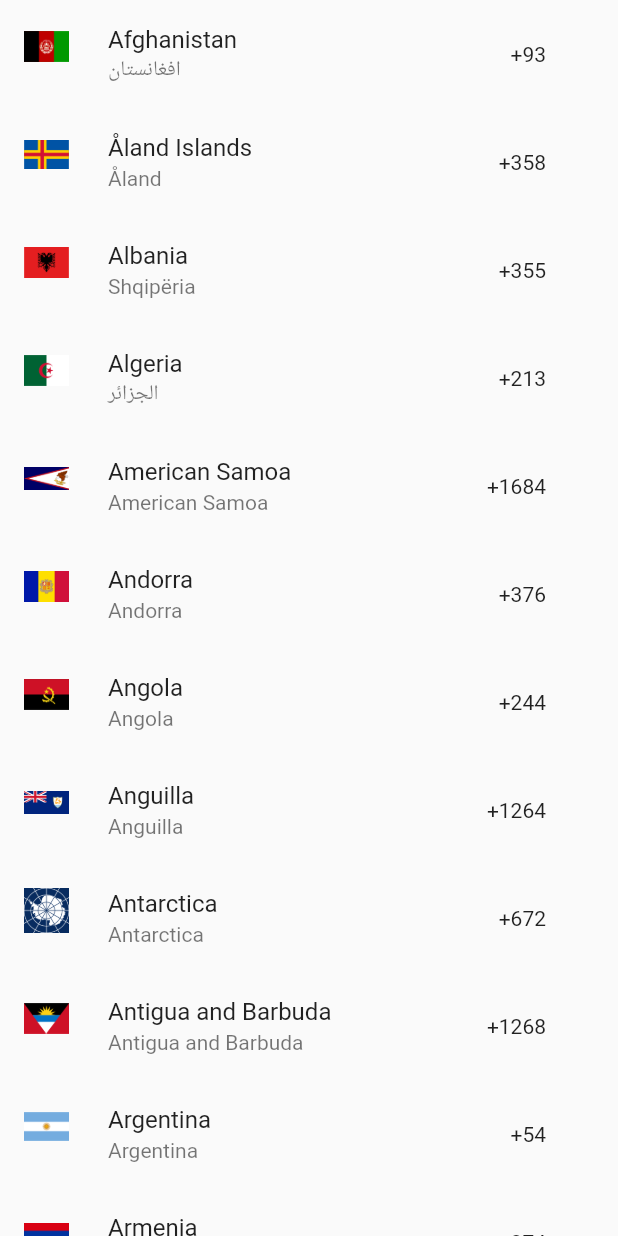
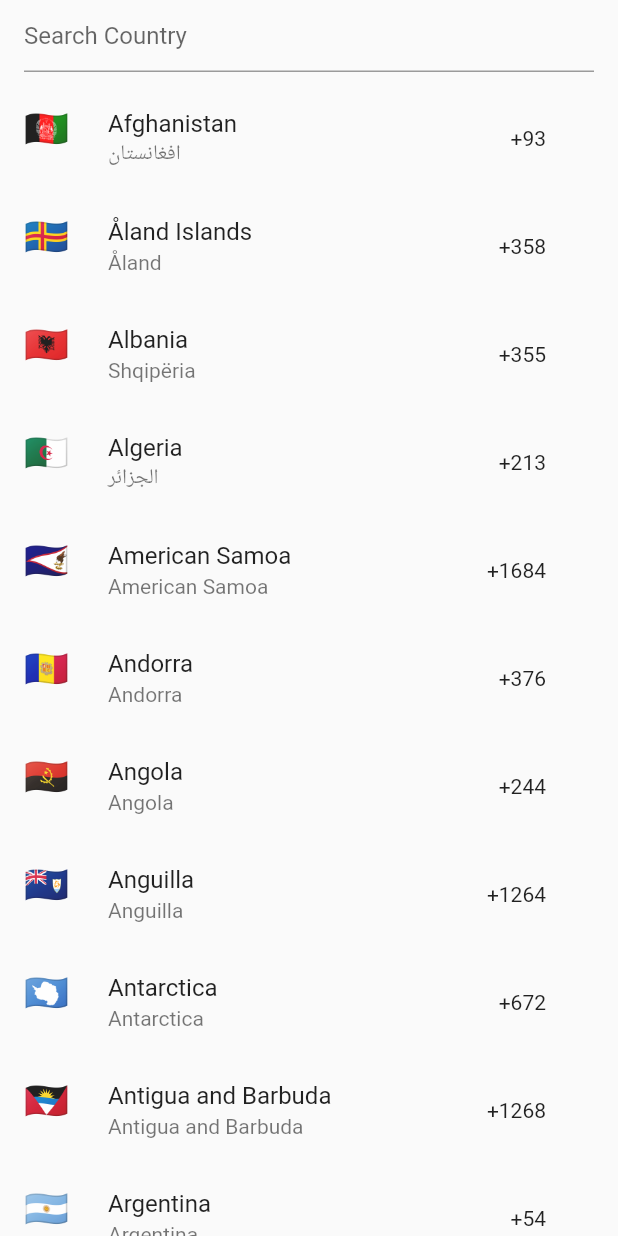
Before and after one commit to CDebayan/country_picker_flutter, a Flutter app: the screen it shows after launch, on a phone screen of 412 x 824 dp. Run offline on Flutter 3.47's test engine with Material 2 defaults, Android fonts, the phone set to English and light mode, and no system bars.

Commit message:
changes to bloc pattern, show list filter list

```diff
--- /dev/null
+++ b/lib/bloc/country_list_bloc.dart
@@ -0,0 +1,44 @@
+import 'dart:async';
+
+import 'package:countrypickerflutter/bloc/country_list_event.dart';
+import 'package:countrypickerflutter/bloc/country_list_state.dart';
+import 'package:countrypickerflutter/country_list.dart';
+import 'package:countrypickerflutter/country_model.dart';
+
+class CountryListBloc {
+  final _countryListStateController = StreamController<CountryListState>();
+  final _countryListEventController = StreamController<CountryListEvent>();
+  List<CountryModel> _countryList;
+
+  Stream<CountryListState> get stateController =>
+      _countryListStateController.stream;
+
+  Sink<CountryListEvent> get eventController =>
+      _countryListEventController.sink;
+
+  CountryListBloc() {
+    _countryListEventController.stream.listen(_mapEventToState);
+  }
+
+  void _mapEventToState(CountryListEvent event) async {
+    if (event is FetchCountryList) {
+      List<CountryModel> _list =
+          listOfCountries.map((json) => CountryModel.fromJson(json)).toList();
+      _countryList = _list;
+      _countryListStateController.sink.add(LoadedState(_list));
+    } else if (event is SearchCountry) {
+      var _filteredList = _countryList.where((element) {
+        String name = element.name;
+        String code = element.callingCodes;
+        return name.toLowerCase().contains(event.text.toLowerCase()) ||
+            code.toLowerCase().contains(event.text.toLowerCase());
+      }).toList();
+      _countryListStateController.sink.add(LoadedState(_filteredList));
+    }
+  }
+
+  void dispose() {
+    _countryListStateController.close();
+    _countryListEventController.close();
+  }
+}
--- /dev/null
+++ b/lib/bloc/country_list_event.dart
@@ -0,0 +1,9 @@
+abstract class CountryListEvent{}
+
+class FetchCountryList extends CountryListEvent{}
+
+class SearchCountry extends CountryListEvent{
+  final String text;
+
+  SearchCountry(this.text);
+}
--- /dev/null
+++ b/lib/bloc/country_list_state.dart
@@ -0,0 +1,13 @@
+import 'package:countrypickerflutter/country_model.dart';
+
+abstract class CountryListState{}
+
+class InitialState extends CountryListState{}
+
+class LoadingState extends CountryListState{}
+
+class LoadedState extends CountryListState{
+  List<CountryModel> countryList;
+
+  LoadedState(this.countryList);
+}
--- a/lib/country_picker.dart
+++ b/lib/country_picker.dart
@@ -1,47 +1,70 @@
+import 'package:countrypickerflutter/bloc/country_list_bloc.dart';
+import 'package:countrypickerflutter/bloc/country_list_event.dart';
+import 'package:countrypickerflutter/bloc/country_list_state.dart';
 import 'package:countrypickerflutter/country_list.dart';
 import 'package:countrypickerflutter/country_model.dart';
+import 'package:countrypickerflutter/functionality.dart';
 import 'package:flutter/material.dart';
-import 'package:flutter_svg/svg.dart';
 
 class CountryPicker extends StatefulWidget {
   @override
   _CountryPickerState createState() => _CountryPickerState();
 }
 
-class _CountryPickerState extends State<CountryPicker> {
-  List<CountryModel> countryList;
+class _CountryPickerState extends State<CountryPicker> with Functionality {
+
+  CountryListBloc _bloc;
 
   @override
   void initState() {
     super.initState();
-    countryList =
-        listOfCountries.map((json) => CountryModel.fromJson(json)).toList();
+    _bloc = CountryListBloc();
+  _bloc.eventController.add(FetchCountryList());
   }
 
   @override
   Widget build(BuildContext context) {
     return Scaffold(
-      body: ListView.builder(
-          itemCount: countryList.length,
+      body: SafeArea(
+        child: Column(
+          children: <Widget>[
+            _buildSearchBar(),
+            Expanded(
+              child: _buildCountryList(),
+            ),
+          ],
+        ),
+      ),
+    );
+  }
+
+  Widget _buildCountryList() {
+    return StreamBuilder<CountryListState>(
+        stream: _bloc.stateController,
+        builder: (context, snapshot) {
+          if(snapshot.data is LoadedState){
+            LoadedState data = snapshot.data;
+            return ListView.builder(
+                itemCount: data.countryList.length,
                 itemBuilder: (_, index) {
                   return ListTile(
-              leading: Image.asset(
-                "flags/${countryList[index].alpha2Code.toLowerCase()}.png",
-                height: 30,
-                width: 30,
+                    leading: Text(
+                      codeToCountryEmoji(data.countryList[index].alpha2Code),
+                      style: TextStyle(fontSize: 24),
                     ),
-              title: Text(countryList[index].name),
-              subtitle: Text(countryList[index].nativeName),
+                    title: Text(data.countryList[index].name),
+                    subtitle: Text(data.countryList[index].nativeName),
                     trailing: Row(
                       mainAxisSize: MainAxisSize.min,
                       children: <Widget>[
                         Text(
-                    "+${countryList[index].callingCodes}",
+                          "+${data.countryList[index].callingCodes}",
                         ),
                         SizedBox(
                           width: 8,
                         ),
-                  (countryList[index].isSelected == null || !countryList[index].isSelected)
+                        (data.countryList[index].isSelected == null ||
+                            !data.countryList[index].isSelected)
                             ? Container(
                           width: 24,
                         )
@@ -49,7 +72,24 @@ class _CountryPickerState extends State<CountryPicker> {
                       ],
                     ),
                   );
-          }),
+                });
+          }else{
+            return Container();
+          }
+
+        });
+  }
+
+  _buildSearchBar() {
+    return Container(
+      margin: EdgeInsets.only(left: 16, right: 16, bottom: 8),
+      child: TextField(
+        decoration: InputDecoration(hintText: "Search Country"),
+        onChanged: (value) {
+          _bloc.eventController.add(SearchCountry(value));
+        },
+      ),
     );
   }
+
 }
--- a/lib/functionality.dart
+++ b/lib/functionality.dart
@@ -1,3 +1,5 @@
+import 'dart:convert';
+
 mixin Functionality {
 
   bool isValidString(String value) {
@@ -20,4 +22,11 @@ mixin Functionality {
     }
     return true;
   }
+
+
+  String codeToCountryEmoji(String code){
+    final char1 = code.codeUnitAt(0) - 0x41 + 0x1F1E6;
+    final char2 = code.codeUnitAt(1) - 0x41 + 0x1F1E6;
+    return String.fromCharCode(char1) + String.fromCharCode(char2);
+  }
 }
--- a/pubspec.yaml
+++ b/pubspec.yaml
@@ -20,6 +20,3 @@ dev_dependencies:
 flutter:
 
   uses-material-design: true
-
-  assets:
-    - flags/
```
Lines whose indentation alone changed are shown as unchanged.
